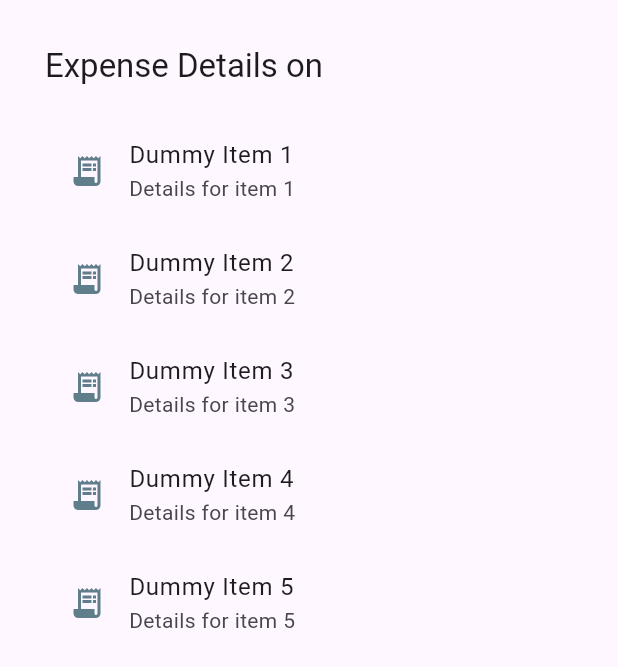
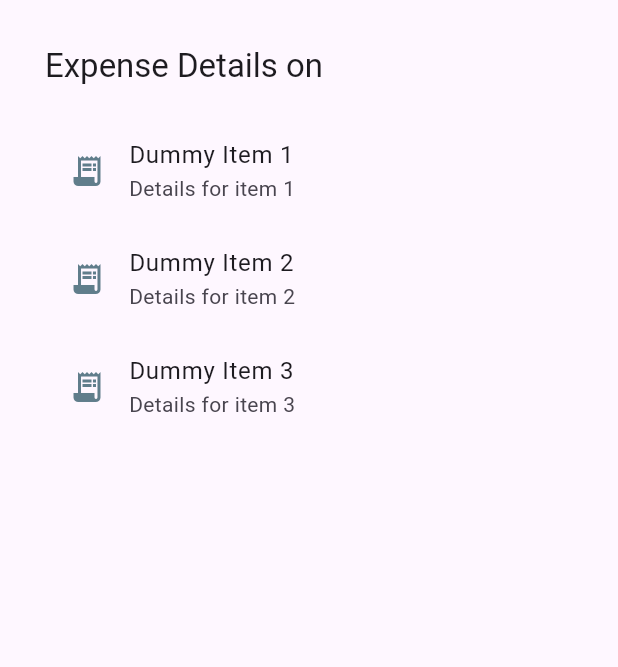
Before and after one commit to akbariv/citilink_app, a Flutter app: the ExpenseDetails widget shown alone on an empty page, opened directly, on a phone screen of 412 x 824 dp. Shown: the top 667 px of the screen. Run offline on Flutter 3.47's test engine with Material 3 defaults, Android fonts, the phone set to English and light mode, and no system bars; our stand-ins replace equatable, gap.

Commit message:
minor UI Update

```diff
--- a/lib/widgets/expense_details.dart
+++ b/lib/widgets/expense_details.dart
@@ -22,7 +22,7 @@ class ExpenseDetails extends StatelessWidget {
           Expanded(
             child: ListView(
               children: List.generate(
-                5, // Number of dummy items
+                3, // Number of dummy items
                 (index) => ListTile(
                   leading: const Icon(Icons.receipt_long, color: Colors.blueGrey),
                   title: Text('Dummy Item ${index + 1}'),
--- a/lib/widgets/expense_tile.dart
+++ b/lib/widgets/expense_tile.dart
@@ -44,7 +44,7 @@ class ExpenseTile extends StatelessWidget {
                     style: context.textTheme.titleMedium?.copyWith(
                       color: Colors.black,
                       fontSize: 16,
-                      fontWeight: FontWeight.w400,
+                      fontWeight: FontWeight.w600,
                     ),
                   ),
                 if (expense.title.isNotEmpty)
```
